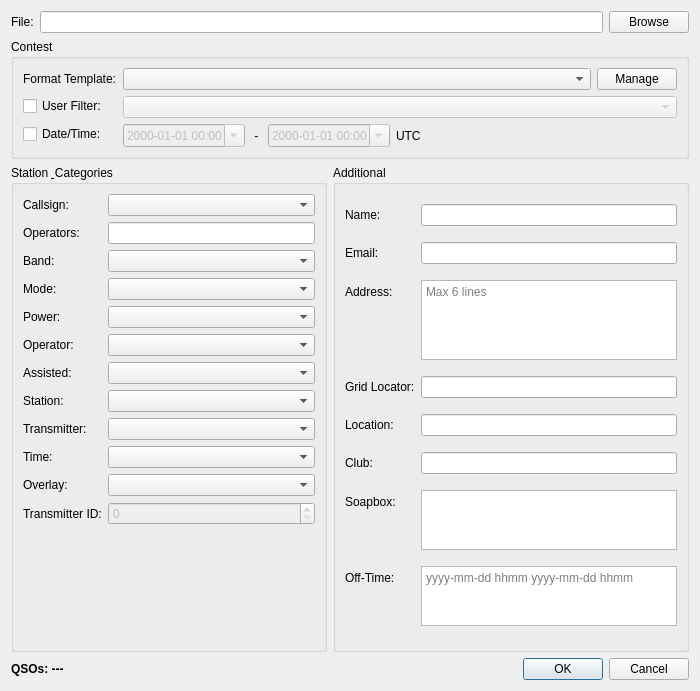
The window that ui/CabrilloExportDialog.ui (aa5sh/QLog) describes before a commit, drawn with Qt 5.
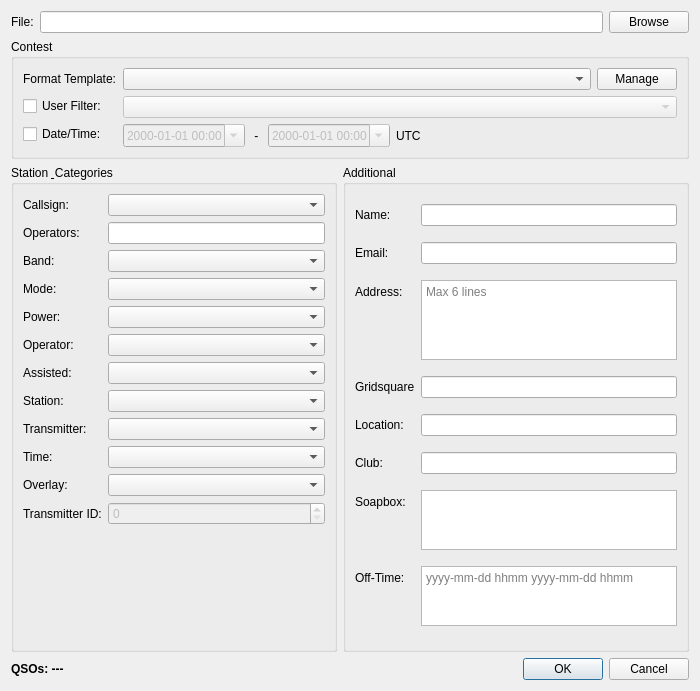
The same window after the commit. Icons and pictures are not drawn.

The edit to the form file:
```diff
--- a/ui/CabrilloExportDialog.ui
+++ b/ui/CabrilloExportDialog.ui
@@ -378,7 +378,7 @@
         <item row="3" column="0">
          <widget class="QLabel" name="gridLocatorLabel">
           <property name="text">
-           <string>Grid Locator:</string>
+           <string>Gridsquare</string>
           </property>
          </widget>
         </item>
```
